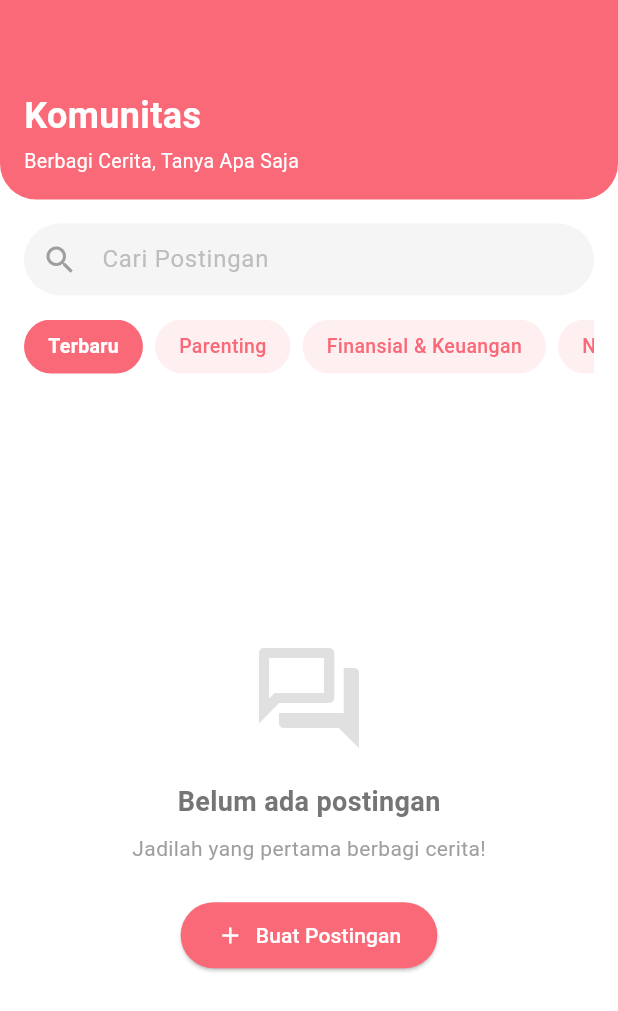
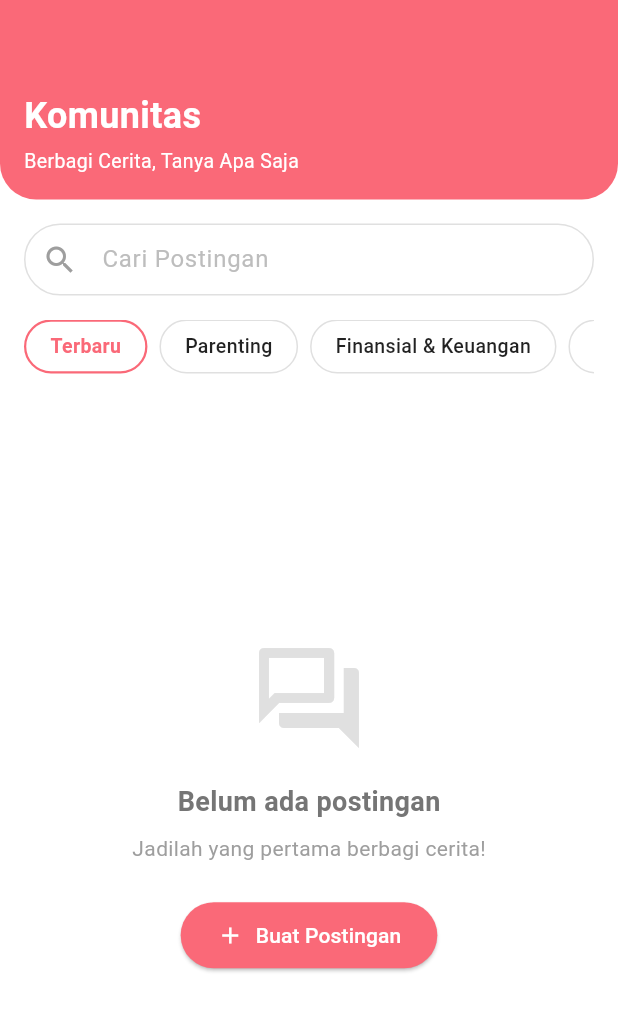
Before and after one commit to app-prenava/prenava-mobile, a Flutter app: the CommunityPage screen opened directly, on a phone screen of 412 x 824 dp. Shown: the top 1011 px of the screen. Run offline on Flutter 3.47's test engine with Material 3 defaults, Android fonts, the phone set to English and light mode, and no system bars; our stand-ins replace carousel_slider, dio, flutter_riverpod, flutter_secure_storage, go_router, image_picker and 1 more; accounts and stored records are empty; network calls fail.

Commit message:
style(community): update filter tabs and search bar styling
- Changed filter tabs to outlined style with white background
- Black text for inactive tabs, pink for active
- Updated search bar with white background and grey outline
- Pink focus state on search input

```diff
--- a/lib/features/community/presentation/pages/community_page.dart
+++ b/lib/features/community/presentation/pages/community_page.dart
@@ -180,16 +180,25 @@ class _CommunityPageState extends ConsumerState<CommunityPage> {
       child: TextField(
         controller: _searchController,
         onChanged: _onSearchChanged,
+        style: const TextStyle(color: Colors.black87),
         decoration: InputDecoration(
           hintText: 'Cari Postingan',
           hintStyle: TextStyle(color: Colors.grey[400]),
-          prefixIcon: const Icon(Icons.search, color: Colors.grey),
+          prefixIcon: Icon(Icons.search, color: Colors.grey[500]),
           filled: true,
-          fillColor: Colors.grey[100],
+          fillColor: Colors.white,
           contentPadding: const EdgeInsets.symmetric(vertical: 12),
           border: OutlineInputBorder(
             borderRadius: BorderRadius.circular(24),
-            borderSide: BorderSide.none,
+            borderSide: BorderSide(color: Colors.grey[300]!),
+          ),
+          enabledBorder: OutlineInputBorder(
+            borderRadius: BorderRadius.circular(24),
+            borderSide: BorderSide(color: Colors.grey[300]!),
+          ),
+          focusedBorder: OutlineInputBorder(
+            borderRadius: BorderRadius.circular(24),
+            borderSide: const BorderSide(color: Color(0xFFFA6978)),
           ),
         ),
       ),
@@ -215,10 +224,12 @@ class _CommunityPageState extends ConsumerState<CommunityPage> {
               child: Container(
                 padding: const EdgeInsets.symmetric(horizontal: 16),
                 decoration: BoxDecoration(
-                  color: active
-                      ? const Color(0xFFFA6978)
-                      : const Color(0xFFFA6978).withOpacity(0.1),
+                  color: Colors.white,
                   borderRadius: BorderRadius.circular(20),
+                  border: Border.all(
+                    color: active ? const Color(0xFFFA6978) : Colors.grey[300]!,
+                    width: active ? 1.5 : 1,
+                  ),
                 ),
                 alignment: Alignment.center,
                 child: Text(
@@ -226,7 +237,7 @@ class _CommunityPageState extends ConsumerState<CommunityPage> {
                   style: TextStyle(
                     fontSize: 13,
                     fontWeight: active ? FontWeight.w600 : FontWeight.w500,
-                    color: active ? Colors.white : const Color(0xFFFA6978),
+                    color: active ? const Color(0xFFFA6978) : Colors.black87,
                   ),
                 ),
               ),
```
